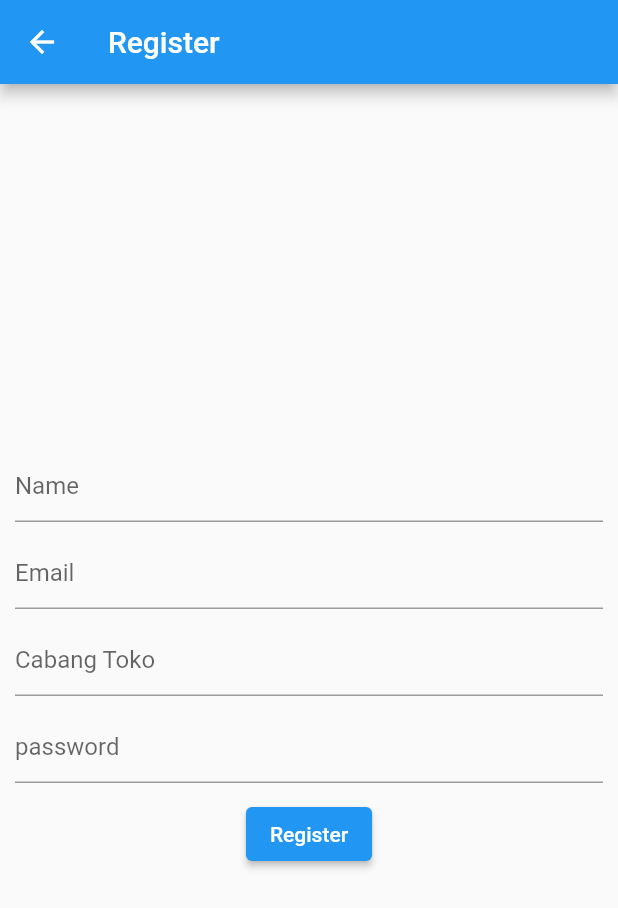
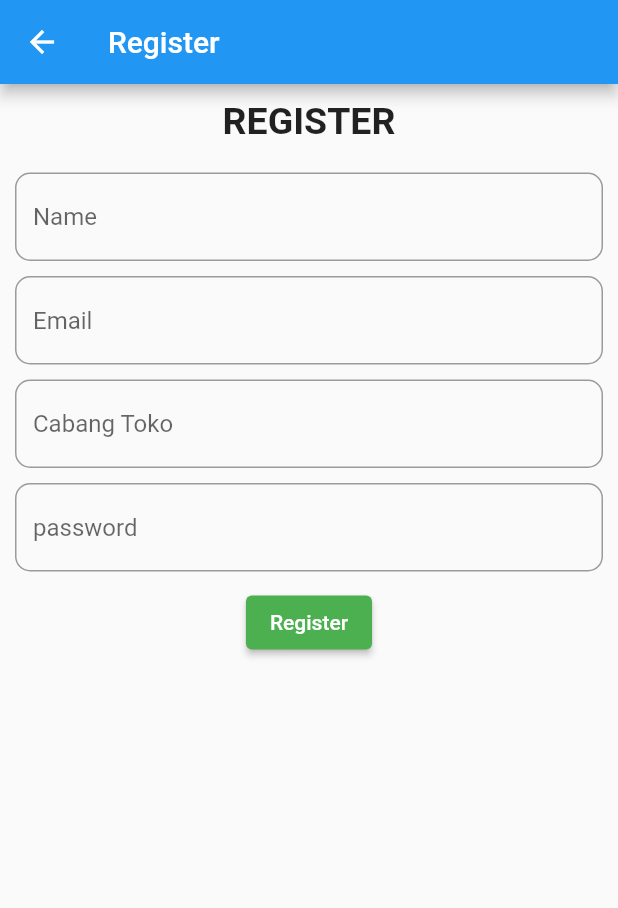
Before and after one commit to aldy202/naturehike, a Flutter app: the Register screen opened directly, on a phone screen of 412 x 824 dp. Shown: the top 908 px of the screen. Run offline on Flutter 3.47's test engine with Material 2 defaults, Android fonts, the phone set to English and light mode, and no system bars; our stand-ins replace cloud_firestore, firebase_auth, firebase_core; accounts and stored records are empty.

Commit message:
membuat tampilan register

```diff
--- a/lib/view/register.dart
+++ b/lib/view/register.dart
@@ -17,23 +17,34 @@ class Register extends StatelessWidget {
   @override
   Widget build(BuildContext context) {
     return Scaffold(
-      appBar: AppBar(
-        title: Text("Register"),
-      ),
+      appBar: AppBar(title: const Text("Register")),
+      resizeToAvoidBottomInset: false,
       body: Padding(
         padding: const EdgeInsets.all(10),
         child: Form(
             key: formkey,
             child: Column(
-              mainAxisAlignment: MainAxisAlignment.center,
+              mainAxisAlignment: MainAxisAlignment.start,
               children: [
+                Text(
+                  "REGISTER",
+                  style: TextStyle(
+                    fontSize: 25,
+                    fontWeight: FontWeight.bold,
+                  ),
+                  textAlign: TextAlign.center,
+                ),
+                SizedBox(height: 20),
                 TextFormField(
                   validator: (value) {
                     if (value == null || value.isEmpty) {
                       return 'Please type an name';
                     }
                   },
-                  decoration: InputDecoration(hintText: "Name"),
+                  decoration: InputDecoration(
+                      hintText: "Name",
+                      border: OutlineInputBorder(
+                          borderRadius: BorderRadius.circular(10))),
                   onChanged: (value) {
                     name = value;
                   },
@@ -47,7 +58,10 @@ class Register extends StatelessWidget {
                       return 'Please type an email';
                     }
                   },
-                  decoration: InputDecoration(hintText: "Email"),
+                  decoration: InputDecoration(
+                      hintText: "Email",
+                      border: OutlineInputBorder(
+                          borderRadius: BorderRadius.circular(10))),
                   onChanged: (value) {
                     email = value;
                   },
@@ -61,7 +75,10 @@ class Register extends StatelessWidget {
                       return 'Please type an cabang toko';
                     }
                   },
-                  decoration: InputDecoration(hintText: "Cabang Toko"),
+                  decoration: InputDecoration(
+                      hintText: "Cabang Toko",
+                      border: OutlineInputBorder(
+                          borderRadius: BorderRadius.circular(10))),
                   onChanged: (value) {
                     cabang = value;
                   },
@@ -75,7 +92,10 @@ class Register extends StatelessWidget {
                       return "Your password needs to be at least 6 characters";
                     }
                   },
-                  decoration: InputDecoration(hintText: "password"),
+                  decoration: InputDecoration(
+                      hintText: "password",
+                      border: OutlineInputBorder(
+                          borderRadius: BorderRadius.circular(10))),
                   onChanged: (value) {
                     password = value;
                   },
@@ -84,6 +104,9 @@ class Register extends StatelessWidget {
                   height: 10,
                 ),
                 ElevatedButton(
+                  style: ElevatedButton.styleFrom(
+                    primary: Colors.green, // Ganti dengan warna yang diinginkan
+                  ),
                   child: Text('Register'),
                   onPressed: () async {
                     if (formkey.currentState!.validate()) {
```
